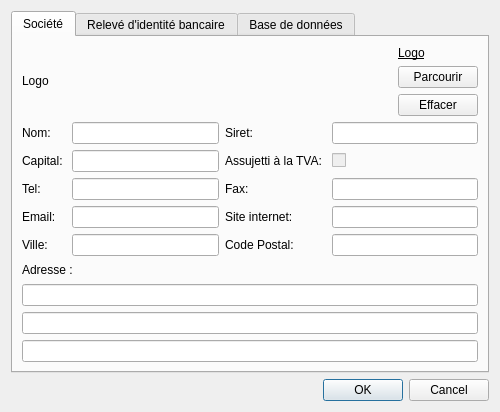
Before: the Qt Designer form src/dialogsettings.ui in cfdev/mcercle, drawn with Qt 5.
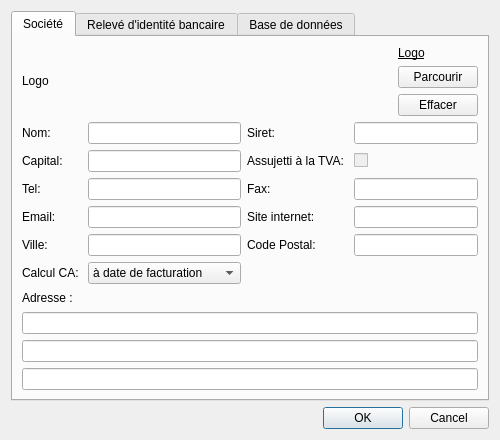
After: the same form once the commit is applied. Icons and pictures are not drawn.

Commit message: ajout combobox pour paramétrage calcul CA

```diff
--- a/src/dialogsettings.ui
+++ b/src/dialogsettings.ui
@@ -102,7 +102,14 @@
             </layout>
            </item>
            <item>
-            <layout class="QGridLayout" name="gridLayout_2" rowstretch="0,0,0,0,0">
+            <layout class="QGridLayout" name="gridLayout_2" rowstretch="0,0,0,0,0,0">
+             <item row="1" column="2">
+              <widget class="QLabel" name="label_17">
+               <property name="text">
+                <string>Assujetti à la TVA: </string>
+               </property>
+              </widget>
+             </item>
              <item row="0" column="0">
               <widget class="QLabel" name="label_7">
                <property name="text">
@@ -186,13 +193,6 @@
                </property>
               </widget>
              </item>
-             <item row="1" column="2">
-              <widget class="QLabel" name="label_17">
-               <property name="text">
-                <string>Assujetti à la TVA: </string>
-               </property>
-              </widget>
-             </item>
              <item row="3" column="0">
               <widget class="QLabel" name="label_13">
                <property name="text">
@@ -228,13 +228,6 @@
                </property>
               </widget>
              </item>
-             <item row="4" column="2">
-              <widget class="QLabel" name="label_11">
-               <property name="text">
-                <string>Code Postal: </string>
-               </property>
-              </widget>
-             </item>
              <item row="4" column="3">
               <widget class="QLineEdit" name="lineEdit_sZipCode">
                <property name="maxLength">
@@ -242,6 +235,34 @@
                </property>
               </widget>
              </item>
+             <item row="5" column="0">
+              <widget class="QLabel" name="label_27">
+               <property name="text">
+                <string>Calcul CA: </string>
+               </property>
+              </widget>
+             </item>
+             <item row="5" column="1">
+              <widget class="QComboBox" name="comboBox_CA">
+               <item>
+                <property name="text">
+                 <string>à date de facturation</string>
+                </property>
+               </item>
+               <item>
+                <property name="text">
+                 <string>à date d'encaissement</string>
+                </property>
+               </item>
+              </widget>
+             </item>
+             <item row="4" column="2">
+              <widget class="QLabel" name="label_11">
+               <property name="text">
+                <string>Code Postal: </string>
+               </property>
+              </widget>
+             </item>
             </layout>
            </item>
            <item>
```
